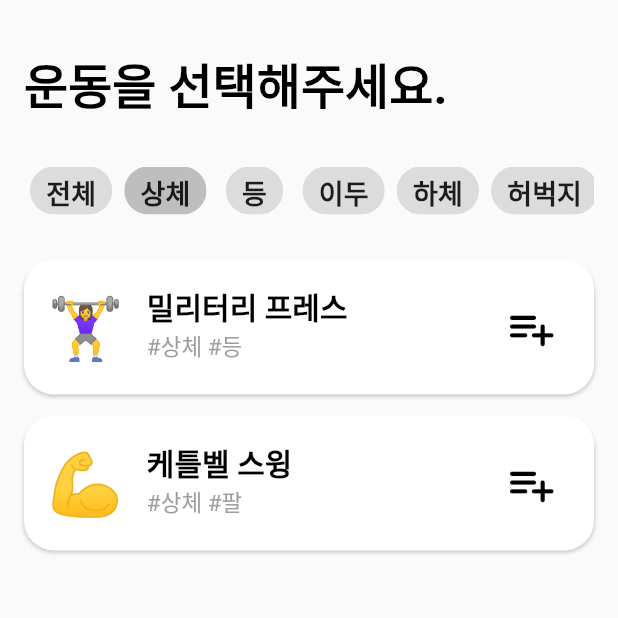
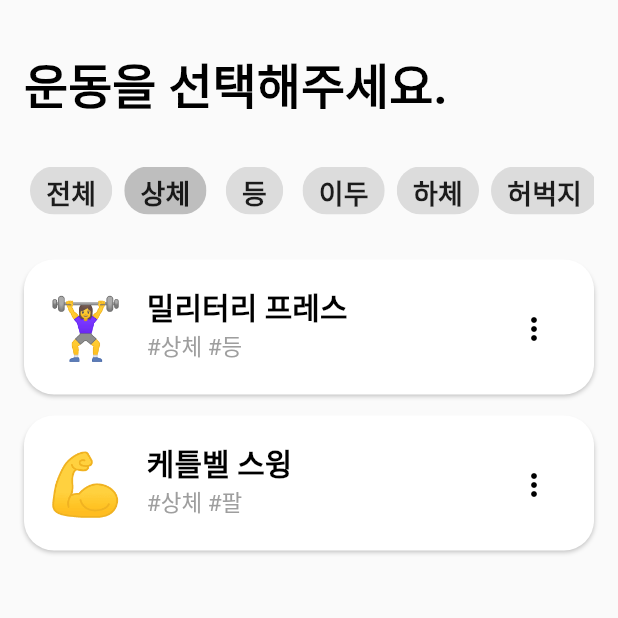
Before and after one commit to hr-stufeed/roufit, a Flutter app: the WorkoutListPage screen opened by its route, after a tap on "상체", on a phone screen of 412 x 824 dp, the top half of it. Run offline on Flutter 3.47's test engine with Material 2 defaults, Android fonts, the phone set to English and light mode, and no system bars; our stand-ins replace flutter_spinkit, font_awesome_flutter, hive, hive_flutter, reorderables, roundcheckbox and 1 more; missing offline and left inert: flex_color_picker; accounts and stored records are empty; generated files the repository leaves out were written again.

Commit message:
운동 리스트의 운동 삭제 기능 추가

```diff
--- a/lib/scenes/workout_list_page.dart
+++ b/lib/scenes/workout_list_page.dart
@@ -66,6 +66,9 @@ class _WorkoutListPageState extends State<WorkoutListPage> {
     _copiedList = copiedModelList
         .map((workoutModel) => Workout(
               workoutModel: workoutModel,
+              onDelete: () =>
+                  Provider.of<WorkoutProvider>(context, listen: false)
+                      .delete(workoutModel.autoKey),
             ))
         .toList();
     getWorkoutTags(copiedModelList);
--- a/lib/widgets/workout.dart
+++ b/lib/widgets/workout.dart
@@ -62,6 +62,21 @@ class _WorkoutState extends State<Workout> {
   Color titleColor = Colors.black;
   Color subTitleColor = Colors.grey;
 
+  void selectedOnWorkoutList() {
+    setState(() {
+      widget.isSelected = !widget.isSelected;
+      if (widget.isSelected) {
+        containerColor = Colors.blue;
+        titleColor = Colors.white;
+        subTitleColor = Colors.white;
+      } else {
+        containerColor = Colors.white;
+        titleColor = Colors.black;
+        subTitleColor = Colors.grey;
+      }
+    });
+  }
+
   Widget workoutStateText(WorkoutType type) {
     Color subTitleColor = Colors.grey;
     if (widget.workoutState != WorkoutState.onRoutine) {
@@ -90,25 +105,7 @@ class _WorkoutState extends State<Workout> {
         return Row(
           mainAxisSize: MainAxisSize.min,
           children: [
-            IconButton(
-              onPressed: () {
-                setState(() {
-                  widget.isSelected = !widget.isSelected;
-                  if (widget.isSelected) {
-                    containerColor = Colors.blue;
-                    titleColor = Colors.white;
-                    subTitleColor = Colors.white;
-                  } else {
-                    containerColor = Colors.white;
-                    titleColor = Colors.black;
-                    subTitleColor = Colors.grey;
-                  }
-                });
-              },
-              icon: Icon(Icons.playlist_add_rounded),
-              color: Colors.black,
-              iconSize: 35.0,
-            ),
+            widget._popup(context),
           ],
         );
         break;
@@ -148,6 +145,8 @@ class _WorkoutState extends State<Workout> {
         if (widget.workoutState == WorkoutState.onRoutine) {
           widget.onTap();
           Navigator.pushNamed(context, 'Workout_add_set_page');
+        } else if (widget.workoutState == WorkoutState.onWorkoutList) {
+          selectedOnWorkoutList();
         }
       },
       child: Container(
@@ -210,3 +209,29 @@ class _WorkoutState extends State<Workout> {
     );
   }
 }
+
+
+// Row(
+//           mainAxisSize: MainAxisSize.min,
+//           children: [
+//             IconButton(
+//               onPressed: () {
+//                 setState(() {
+//                   widget.isSelected = !widget.isSelected;
+//                   if (widget.isSelected) {
+//                     containerColor = Colors.blue;
+//                     titleColor = Colors.white;
+//                     subTitleColor = Colors.white;
+//                   } else {
+//                     containerColor = Colors.white;
+//                     titleColor = Colors.black;
+//                     subTitleColor = Colors.grey;
+//                   }
+//                 });
+//               },
+//               icon: Icon(Icons.playlist_add_rounded),
+//               color: Colors.black,
+//               iconSize: 35.0,
+//             ),
+//           ],
+//         );
```
